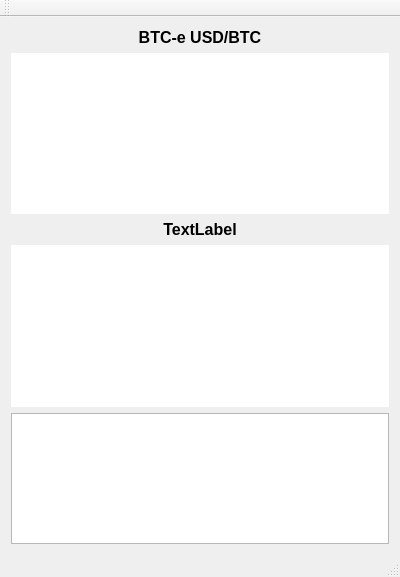
Before: the Qt Designer form src/mainwindow.ui in MuesliReep/TradeDeck, drawn with Qt 5.
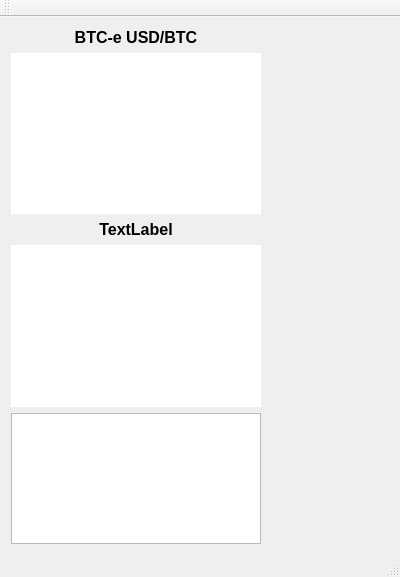
After: the same form once the commit is applied. Custom widgets are drawn as their Qt base class.

Commit message: Added analyzeTradeData function

```diff
--- a/src/mainwindow.ui
+++ b/src/mainwindow.ui
@@ -38,6 +38,12 @@
         </item>
         <item>
          <widget class="QListWidget" name="listWidgetBids">
+          <property name="maximumSize">
+           <size>
+            <width>250</width>
+            <height>16777215</height>
+           </size>
+          </property>
           <property name="frameShape">
            <enum>QFrame::NoFrame</enum>
           </property>
@@ -80,6 +86,12 @@
         </item>
         <item>
          <widget class="QListWidget" name="listWidgetAsks">
+          <property name="maximumSize">
+           <size>
+            <width>250</width>
+            <height>16777215</height>
+           </size>
+          </property>
           <property name="frameShape">
            <enum>QFrame::NoFrame</enum>
           </property>
@@ -97,10 +109,20 @@
        </layout>
       </item>
       <item>
-       <widget class="QListWidget" name="listWidgetTrades"/>
+       <widget class="QListWidget" name="listWidgetTrades">
+        <property name="maximumSize">
+         <size>
+          <width>250</width>
+          <height>16777215</height>
+         </size>
+        </property>
+       </widget>
       </item>
      </layout>
     </item>
+    <item>
+     <widget class="QCustomPlot" name="widget" native="true"/>
+    </item>
    </layout>
   </widget>
   <widget class="QMenuBar" name="menuBar">
@@ -124,6 +146,14 @@
   <widget class="QStatusBar" name="statusBar"/>
  </widget>
  <layoutdefault spacing="6" margin="11"/>
+ <customwidgets>
+  <customwidget>
+   <class>QCustomPlot</class>
+   <extends>QWidget</extends>
+   <header>qcustomplot.h</header>
+   <container>1</container>
+  </customwidget>
+ </customwidgets>
  <resources/>
  <connections/>
 </ui>
```
The commit also changes 2 other files.
